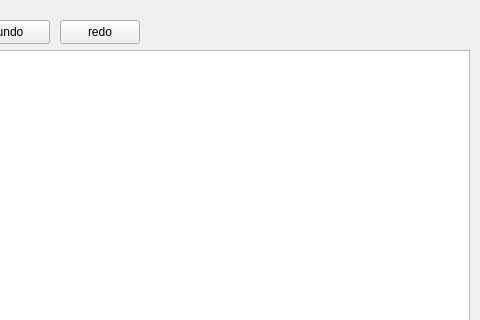
Qt form mainwindow.ui (RawanFekry/Paint-app) before a commit; both pictures show x 120 to 600 and y 0 to 320 of the 600 by 600 pixel window.
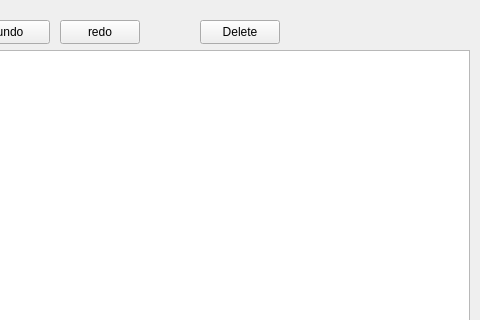
The same form after that commit.

```diff
--- a/mainwindow.ui
+++ b/mainwindow.ui
@@ -138,6 +138,19 @@
      <string>Triangle</string>
     </property>
    </widget>
+   <widget class="QPushButton" name="deleteBtn">
+    <property name="geometry">
+     <rect>
+      <x>320</x>
+      <y>20</y>
+      <width>80</width>
+      <height>24</height>
+     </rect>
+    </property>
+    <property name="text">
+     <string>Delete</string>
+    </property>
+   </widget>
   </widget>
   <widget class="QMenuBar" name="menubar">
    <property name="geometry">
```
